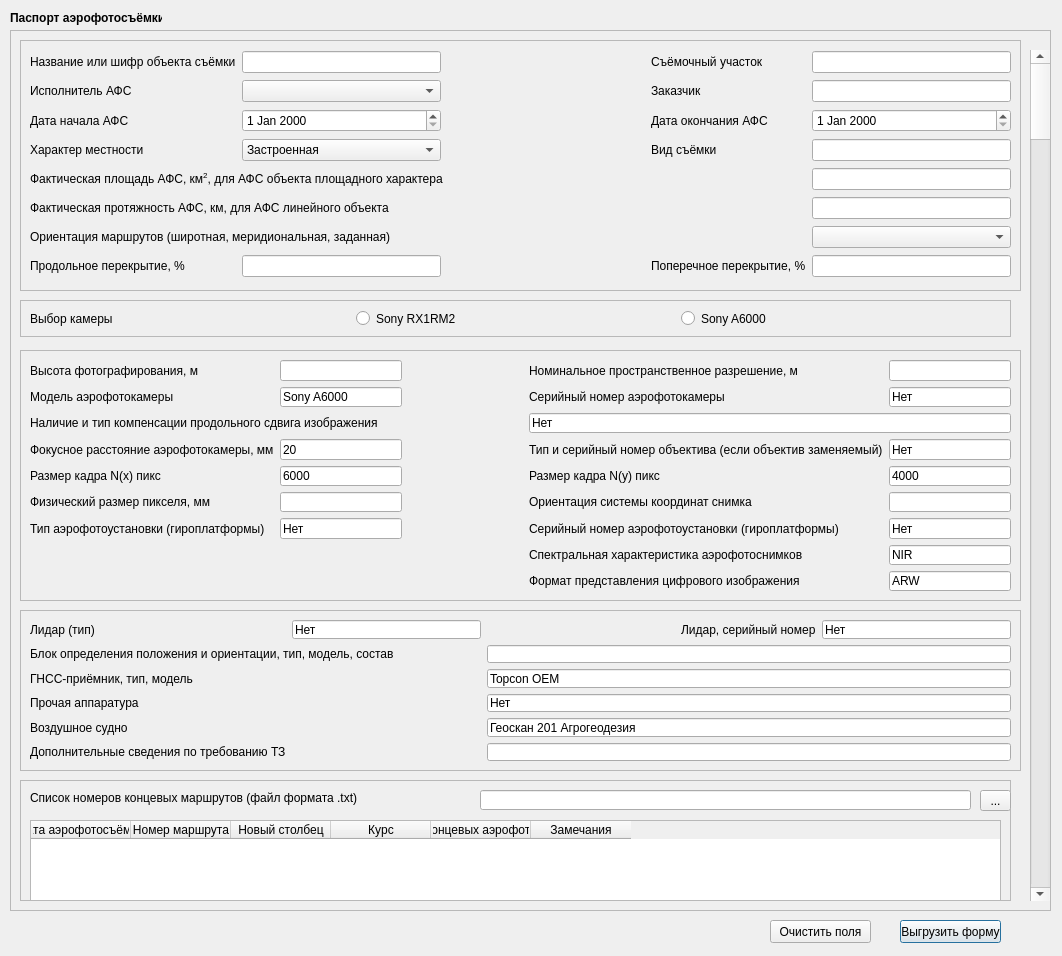
ji-tf/aerial_photography_gui, file Aerial_Photography_GUI_dialog_base.ui: the form before one commit.
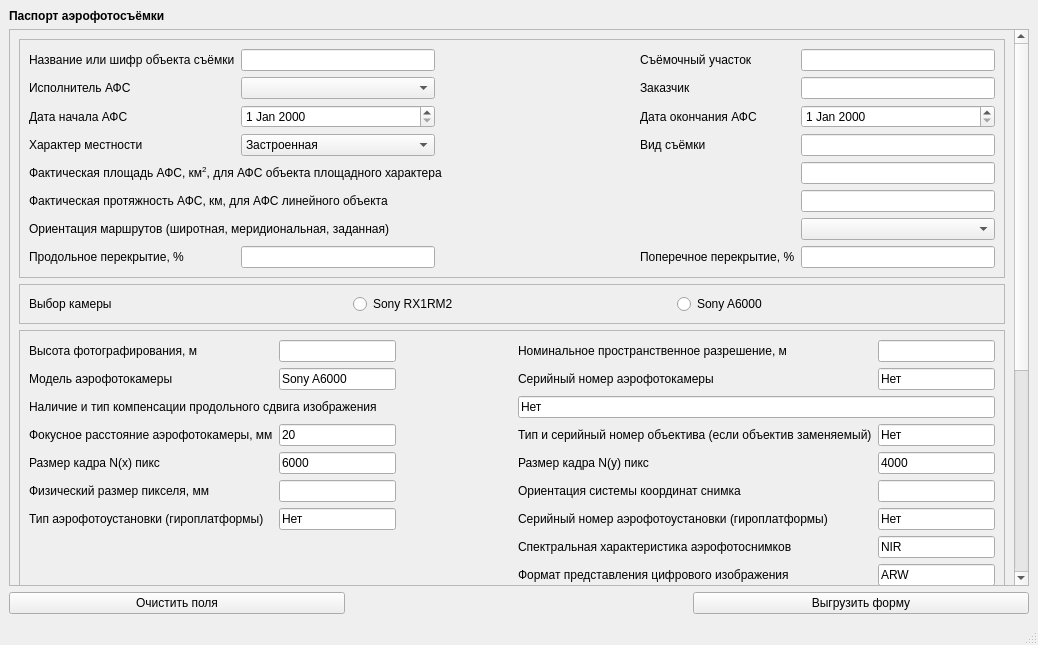
The form after the commit.

What changed in the file:
```diff
--- a/Aerial_Photography_GUI_dialog_base.ui
+++ b/Aerial_Photography_GUI_dialog_base.ui
@@ -1,120 +1,144 @@
 <?xml version="1.0" encoding="UTF-8"?>
 <ui version="4.0">
- <class>AerialPhotographyGUIDialogBase</class>
- <widget class="QDialog" name="AerialPhotographyGUIDialogBase">
+ <class>MainWindow</class>
+ <widget class="QMainWindow" name="MainWindow">
   <property name="geometry">
    <rect>
     <x>0</x>
     <y>0</y>
-    <width>1062</width>
-    <height>956</height>
+    <width>1038</width>
+    <height>645</height>
    </rect>
   </property>
-  <property name="minimumSize">
-   <size>
-    <width>1062</width>
-    <height>0</height>
-   </size>
-  </property>
   <property name="windowTitle">
    <string>Dialog</string>
   </property>
-  <widget class="QPushButton" name="save">
-   <property name="geometry">
-    <rect>
-     <x>900</x>
-     <y>920</y>
-     <width>101</width>
-     <height>23</height>
-    </rect>
-   </property>
-   <property name="text">
-    <string>Выгрузить форму</string>
-   </property>
-  </widget>
-  <widget class="QLabel" name="label_passport_afs">
-   <property name="geometry">
-    <rect>
-     <x>10</x>
-     <y>10</y>
-     <width>152</width>
-     <height>16</height>
-    </rect>
-   </property>
-   <property name="text">
-    <string>&lt;html&gt;&lt;head/&gt;&lt;body&gt;&lt;p&gt;&lt;span style=&quot; font-weight:600;&quot;&gt;Паспорт аэрофотосъёмки&lt;/span&gt;&lt;/p&gt;&lt;/body&gt;&lt;/html&gt;</string>
-   </property>
-  </widget>
+  <widget class="QWidget" name="centralwidget">
+   <layout class="QGridLayout" name="gridLayout_12">
+    <item row="2" column="0">
   <widget class="QPushButton" name="clear">
-   <property name="geometry">
-    <rect>
-     <x>770</x>
-     <y>920</y>
-     <width>101</width>
-     <height>23</height>
-    </rect>
-   </property>
    <property name="text">
     <string>Очистить поля</string>
    </property>
   </widget>
-  <widget class="QFrame" name="frame_3">
-   <property name="geometry">
-    <rect>
-     <x>10</x>
-     <y>30</y>
-     <width>1041</width>
-     <height>881</height>
-    </rect>
-   </property>
-   <property name="frameShape">
-    <enum>QFrame::StyledPanel</enum>
-   </property>
-   <property name="frameShadow">
-    <enum>QFrame::Raised</enum>
-   </property>
-   <widget class="QFrame" name="equipment">
+    </item>
+    <item row="1" column="0" colspan="3">
+     <widget class="QScrollArea" name="scrollArea">
+      <property name="minimumSize">
+       <size>
+        <width>1020</width>
+        <height>530</height>
+       </size>
+      </property>
+      <property name="widgetResizable">
+       <bool>true</bool>
+      </property>
+      <widget class="QWidget" name="scrollAreaWidgetContents">
     <property name="geometry">
      <rect>
-      <x>10</x>
-      <y>580</y>
+         <x>0</x>
+         <y>-3</y>
       <width>1001</width>
-      <height>161</height>
-     </rect>
-    </property>
+         <height>843</height>
+        </rect>
+       </property>
+       <layout class="QVBoxLayout" name="verticalLayout_2">
+        <item>
+         <widget class="QFrame" name="object">
     <property name="frameShape">
      <enum>QFrame::StyledPanel</enum>
     </property>
     <property name="frameShadow">
      <enum>QFrame::Raised</enum>
     </property>
-    <layout class="QGridLayout" name="gridLayout_3">
-     <item row="3" column="2" colspan="3">
-      <widget class="QLineEdit" name="other_equipment">
-       <property name="text">
-        <string>Нет</string>
-       </property>
-      </widget>
-     </item>
-     <item row="0" column="1">
-      <widget class="QLineEdit" name="lidar_type">
-       <property name="text">
-        <string>Нет</string>
+          <layout class="QGridLayout" name="gridLayout_9">
+           <item row="2" column="1">
+            <widget class="QDateEdit" name="date_start_4">
+             <property name="enabled">
+              <bool>true</bool>
        </property>
       </widget>
      </item>
      <item row="0" column="0">
-      <widget class="QLabel" name="label_lidar_type">
+            <widget class="QLabel" name="label_name_object_4">
        <property name="text">
-        <string>Лидар (тип)</string>
+              <string>Название или шифр объекта съёмки</string>
        </property>
       </widget>
      </item>
-     <item row="1" column="2" colspan="3">
-      <widget class="QLineEdit" name="definition_block"/>
+           <item row="0" column="1">
+            <widget class="QLineEdit" name="name_object_4">
+             <property name="text">
+              <string/>
+             </property>
+            </widget>
+           </item>
+           <item row="3" column="1">
+            <widget class="QComboBox" name="nature_area_4">
+             <item>
+              <property name="text">
+               <string>Застроенная</string>
+              </property>
+             </item>
+             <item>
+              <property name="text">
+               <string>Не застроенная</string>
+              </property>
+             </item>
+            </widget>
+           </item>
+           <item row="2" column="0">
+            <widget class="QLabel" name="label_date_start_4">
+             <property name="text">
+              <string>Дата начала АФС</string>
+             </property>
+            </widget>
+           </item>
+           <item row="6" column="0" colspan="4">
+            <widget class="QLabel" name="label_orientation_route_4">
+             <property name="text">
+              <string>Ориентация маршрутов (широтная, меридиональная, заданная)</string>
+             </property>
+            </widget>
+           </item>
+           <item row="0" column="3">
+            <widget class="QLabel" name="label_filming_location_4">
+             <property name="text">
+              <string>Съёмочный участок</string>
+             </property>
+            </widget>
+           </item>
+           <item row="7" column="3">
+            <widget class="QLabel" name="label_overlap_transverse_4">
+             <property name="text">
+              <string>Поперечное перекрытие, %</string>
+             </property>
+            </widget>
+           </item>
+           <item row="2" column="4">
+            <widget class="QDateEdit" name="date_end_4"/>
+           </item>
+           <item row="1" column="1">
+            <widget class="QComboBox" name="executor_4">
+             <item>
+              <property name="text">
+               <string/>
+              </property>
+             </item>
+             <item>
+              <property name="text">
+               <string>Котелевский К. А.</string>
+              </property>
+             </item>
+             <item>
+              <property name="text">
+               <string>Ли В. Ю.</string>
+              </property>
+             </item>
+            </widget>
      </item>
      <item row="0" column="2">
-      <spacer name="horizontalSpacer">
+            <spacer name="horizontalSpacer_8">
        <property name="orientation">
         <enum>Qt::Horizontal</enum>
        </property>
@@ -126,87 +150,153 @@
        </property>
       </spacer>
      </item>
+           <item row="7" column="1">
+            <widget class="QLineEdit" name="overlap_longitudinal_4"/>
+           </item>
+           <item row="6" column="4">
+            <widget class="QComboBox" name="orientation_route_4">
+             <item>
+              <property name="text">
+               <string/>
+              </property>
+             </item>
+             <item>
+              <property name="text">
+               <string>Широтная</string>
+              </property>
+             </item>
+             <item>
+              <property name="text">
+               <string>Меридиональная</string>
+              </property>
+             </item>
+             <item>
+              <property name="text">
+               <string>Заданная</string>
+              </property>
+             </item>
+            </widget>
+           </item>
+           <item row="1" column="3">
+            <widget class="QLabel" name="label_customer_4">
+             <property name="text">
+              <string>Заказчик</string>
+             </property>
+            </widget>
+           </item>
      <item row="0" column="4">
-      <widget class="QLineEdit" name="lidar_sn">
+            <widget class="QLineEdit" name="filming_location_4">
        <property name="text">
-        <string>Нет</string>
+              <string/>
        </property>
       </widget>
      </item>
-     <item row="3" column="0" colspan="2">
-      <widget class="QLabel" name="label_other_equipment">
+           <item row="4" column="0" colspan="4">
+            <widget class="QLabel" name="label_area_afs_4">
        <property name="text">
-        <string>Прочая аппаратура</string>
+              <string>&lt;html&gt;&lt;head/&gt;&lt;body&gt;&lt;p&gt;Фактическая площадь АФС, км&lt;span style=&quot; vertical-align:super;&quot;&gt;2&lt;/span&gt;, для АФС объекта площадного характера&lt;/p&gt;&lt;/body&gt;&lt;/html&gt;</string>
        </property>
       </widget>
      </item>
-     <item row="1" column="0" colspan="2">
-      <widget class="QLabel" name="label_definition_block">
+           <item row="3" column="4">
+            <widget class="QLineEdit" name="type_shoot_4"/>
+           </item>
+           <item row="2" column="3">
+            <widget class="QLabel" name="label_date_end_4">
        <property name="text">
-        <string>Блок определения положения и ориентации, тип, модель, состав</string>
+              <string>Дата окончания АФС</string>
        </property>
       </widget>
      </item>
-     <item row="2" column="0" colspan="2">
-      <widget class="QLabel" name="label_receiver">
+           <item row="4" column="4">
+            <widget class="QLineEdit" name="area_afs_4"/>
+           </item>
+           <item row="7" column="0">
+            <widget class="QLabel" name="label_overlap_longitudinal_4">
        <property name="text">
-        <string>ГНСС-приёмник, тип, модель</string>
+              <string>Продольное перекрытие, %</string>
        </property>
       </widget>
      </item>
-     <item row="2" column="2" colspan="3">
-      <widget class="QLineEdit" name="receiver">
+           <item row="3" column="0">
+            <widget class="QLabel" name="label_nature_area_4">
        <property name="text">
-        <string>Topcon OEM</string>
+              <string>Характер местности</string>
        </property>
       </widget>
      </item>
-     <item row="0" column="3">
-      <widget class="QLabel" name="label_lidar_sn">
+           <item row="1" column="4">
+            <widget class="QLineEdit" name="customer_4">
        <property name="text">
-        <string>Лидар, серийный номер</string>
+              <string/>
        </property>
       </widget>
      </item>
-     <item row="4" column="0" colspan="2">
-      <widget class="QLabel" name="label_aircraft">
+           <item row="3" column="3">
+            <widget class="QLabel" name="label_type_shoot_4">
        <property name="text">
-        <string>Воздушное судно</string>
+              <string>Вид съёмки</string>
        </property>
       </widget>
      </item>
-     <item row="4" column="2" colspan="3">
-      <widget class="QLineEdit" name="aircraft">
+           <item row="5" column="0" colspan="4">
+            <widget class="QLabel" name="label_length_afs_4">
        <property name="text">
-        <string>Геоскан 201 Агрогеодезия</string>
+              <string>Фактическая протяжность АФС, км, для АФС линейного объекта</string>
        </property>
       </widget>
      </item>
-     <item row="5" column="0">
-      <widget class="QLabel" name="label_add_information_2">
+           <item row="5" column="4">
+            <widget class="QLineEdit" name="length_afs_4"/>
+           </item>
+           <item row="1" column="0">
+            <widget class="QLabel" name="label_executor_4">
        <property name="text">
-        <string>Дополнительные сведения по требованию ТЗ</string>
+              <string>Исполнитель АФС</string>
        </property>
       </widget>
      </item>
-     <item row="5" column="2" colspan="3">
-      <widget class="QLineEdit" name="aircraft_2">
+           <item row="7" column="4">
+            <widget class="QLineEdit" name="overlap_transverse_4"/>
+           </item>
+          </layout>
+         </widget>
+        </item>
+        <item>
+         <widget class="QFrame" name="frame_2">
+          <property name="frameShape">
+           <enum>QFrame::StyledPanel</enum>
+          </property>
+          <property name="frameShadow">
+           <enum>QFrame::Raised</enum>
+          </property>
+          <layout class="QHBoxLayout" name="horizontalLayout_3">
+           <item>
+            <widget class="QLabel" name="label_4">
        <property name="text">
-        <string/>
+              <string>Выбор камеры</string>
        </property>
       </widget>
      </item>
-    </layout>
-   </widget>
+           <item>
+            <widget class="QRadioButton" name="radioButton_5">
+             <property name="text">
+              <string>Sony RX1RM2</string>
+             </property>
+            </widget>
+           </item>
+           <item>
+            <widget class="QRadioButton" name="radioButton_6">
+             <property name="text">
+              <string>Sony A6000</string>
+             </property>
+            </widget>
+           </item>
+          </layout>
+         </widget>
+        </item>
+        <item>
    <widget class="QFrame" name="camera_3">
-    <property name="geometry">
-     <rect>
-      <x>10</x>
-      <y>320</y>
-      <width>1001</width>
-      <height>251</height>
-     </rect>
-    </property>
     <property name="frameShape">
      <enum>QFrame::StyledPanel</enum>
     </property>
@@ -423,133 +513,107 @@
      </item>
     </layout>
    </widget>
-   <widget class="QFrame" name="frame_2">
-    <property name="geometry">
-     <rect>
-      <x>10</x>
-      <y>270</y>
-      <width>991</width>
-      <height>37</height>
-     </rect>
-    </property>
-    <property name="frameShape">
-     <enum>QFrame::StyledPanel</enum>
-    </property>
-    <property name="frameShadow">
-     <enum>QFrame::Raised</enum>
-    </property>
-    <layout class="QHBoxLayout" name="horizontalLayout">
-     <item>
-      <widget class="QLabel" name="label">
-       <property name="text">
-        <string>Выбор камеры</string>
-       </property>
-      </widget>
      </item>
      <item>
-      <widget class="QRadioButton" name="radioButton">
-       <property name="text">
-        <string>Sony RX1RM2</string>
-       </property>
-      </widget>
-     </item>
-     <item>
-      <widget class="QRadioButton" name="radioButton_2">
-       <property name="text">
-        <string>Sony A6000</string>
-       </property>
-      </widget>
-     </item>
-    </layout>
-   </widget>
-   <widget class="QFrame" name="object">
-    <property name="geometry">
-     <rect>
-      <x>10</x>
-      <y>10</y>
-      <width>1001</width>
-      <height>251</height>
-     </rect>
-    </property>
+         <widget class="QFrame" name="equipment">
     <property name="frameShape">
      <enum>QFrame::StyledPanel</enum>
     </property>
     <property name="frameShadow">
      <enum>QFrame::Raised</enum>
     </property>
-    <layout class="QGridLayout" name="gridLayout">
-     <item row="0" column="0">
-      <widget class="QLabel" name="label_name_object">
+          <layout class="QGridLayout" name="gridLayout_11">
+           <item row="3" column="0" colspan="2">
+            <widget class="QLabel" name="label_other_equipment_3">
        <property name="text">
-        <string>Название или шифр объекта съёмки</string>
-       </property>
-      </widget>
-     </item>
-     <item row="3" column="4">
-      <widget class="QLineEdit" name="type_shoot"/>
-     </item>
-     <item row="7" column="0">
-      <widget class="QLabel" name="label_overlap_longitudinal">
-       <property name="text">
-        <string>Продольное перекрытие, %</string>
+              <string>Прочая аппаратура</string>
        </property>
       </widget>
      </item>
      <item row="0" column="1">
       <widget class="QLineEdit" name="name_object">
        <property name="text">
+              <string>Нет</string>
+             </property>
+            </widget>
+           </item>
+           <item row="0" column="3">
+            <widget class="QLabel" name="label_lidar_sn_3">
+             <property name="text">
+              <string>Лидар, серийный номер</string>
+             </property>
+            </widget>
+           </item>
+           <item row="5" column="2" colspan="3">
+            <widget class="QLineEdit" name="add_information">
+             <property name="text">
         <string/>
        </property>
       </widget>
      </item>
-     <item row="5" column="4">
-      <widget class="QLineEdit" name="length_afs"/>
-     </item>
-     <item row="7" column="3">
-      <widget class="QLabel" name="label_overlap_transverse">
+           <item row="1" column="0" colspan="2">
+            <widget class="QLabel" name="label_definition_block_3">
+             <property name="text">
+              <string>Блок определения положения и ориентации, тип, модель, состав</string>
+             </property>
+            </widget>
+           </item>
+           <item row="2" column="0" colspan="2">
+            <widget class="QLabel" name="label_receiver_3">
        <property name="text">
-        <string>Поперечное перекрытие, %</string>
+              <string>ГНСС-приёмник, тип, модель</string>
        </property>
       </widget>
      </item>
-     <item row="4" column="4">
-      <widget class="QLineEdit" name="area_afs"/>
-     </item>
-     <item row="3" column="0">
-      <widget class="QLabel" name="label_nature_area">
+           <item row="2" column="2" colspan="3">
+            <widget class="QLineEdit" name="receiver_3">
+             <property name="text">
+              <string>Topcon OEM</string>
+             </property>
+            </widget>
+           </item>
+           <item row="5" column="0">
+            <widget class="QLabel" name="label_add_information_4">
        <property name="text">
-        <string>Характер местности</string>
+              <string>Дополнительные сведения по требованию ТЗ</string>
        </property>
       </widget>
      </item>
-     <item row="5" column="0" colspan="4">
-      <widget class="QLabel" name="label_length_afs">
+           <item row="0" column="4">
+            <widget class="QLineEdit" name="lidar_sn_3">
        <property name="text">
-        <string>Фактическая протяжность АФС, км, для АФС линейного объекта</string>
+              <string>Нет</string>
        </property>
       </widget>
      </item>
-     <item row="1" column="3">
-      <widget class="QLabel" name="label_customer">
+           <item row="4" column="2" colspan="3">
+            <widget class="QLineEdit" name="aircraft_5">
        <property name="text">
-        <string>Заказчик</string>
+              <string>Геоскан 201 Агрогеодезия</string>
        </property>
       </widget>
      </item>
-     <item row="7" column="1">
-      <widget class="QLineEdit" name="overlap_longitudinal"/>
-     </item>
-     <item row="4" column="0" colspan="4">
-      <widget class="QLabel" name="label_area_afs">
+           <item row="0" column="0">
+            <widget class="QLabel" name="label_lidar_type_3">
+             <property name="text">
+              <string>Лидар (тип)</string>
+             </property>
+            </widget>
+           </item>
+           <item row="3" column="2" colspan="3">
+            <widget class="QLineEdit" name="other_equipment_3">
        <property name="text">
-        <string>&lt;html&gt;&lt;head/&gt;&lt;body&gt;&lt;p&gt;Фактическая площадь АФС, км&lt;span style=&quot; vertical-align:super;&quot;&gt;2&lt;/span&gt;, для АФС объекта площадного характера&lt;/p&gt;&lt;/body&gt;&lt;/html&gt;</string>
+              <string>Нет</string>
        </property>
       </widget>
      </item>
-     <item row="1" column="4">
-      <widget class="QLineEdit" name="customer">
+           <item row="1" column="2" colspan="3">
+            <widget class="QLineEdit" name="definition_block_3"/>
+           </item>
+           <item row="4" column="0" colspan="2">
+            <widget class="QLabel" name="label_aircraft_3">
        <property name="text">
-        <string/>
+              <string>Воздушное судно</string>
        </property>
       </widget>
      </item>
@@ -566,233 +630,132 @@
        </property>
       </spacer>
      </item>
-     <item row="2" column="1">
-      <widget class="QDateEdit" name="date_start">
-       <property name="enabled">
-        <bool>true</bool>
-       </property>
-      </widget>
-     </item>
-     <item row="0" column="3">
-      <widget class="QLabel" name="label_filming_location">
-       <property name="text">
-        <string>Съёмочный участок</string>
-       </property>
-      </widget>
-     </item>
-     <item row="7" column="4">
-      <widget class="QLineEdit" name="overlap_transverse"/>
-     </item>
-     <item row="3" column="1">
-      <widget class="QComboBox" name="nature_area">
-       <item>
-        <property name="text">
-         <string>Застроенная</string>
-        </property>
-       </item>
-       <item>
-        <property name="text">
-         <string>Не застроенная</string>
-        </property>
-       </item>
-      </widget>
-     </item>
-     <item row="0" column="4">
-      <widget class="QLineEdit" name="filming_location">
-       <property name="text">
-        <string/>
-       </property>
-      </widget>
-     </item>
-     <item row="6" column="0" colspan="4">
-      <widget class="QLabel" name="label_orientation_route">
-       <property name="text">
-        <string>Ориентация маршрутов (широтная, меридиональная, заданная)</string>
-       </property>
-      </widget>
-     </item>
-     <item row="3" column="3">
-      <widget class="QLabel" name="label_type_shoot">
-       <property name="text">
-        <string>Вид съёмки</string>
-       </property>
-      </widget>
-     </item>
-     <item row="1" column="1">
-      <widget class="QComboBox" name="executor">
-       <item>
-        <property name="text">
-         <string/>
-        </property>
-       </item>
-       <item>
-        <property name="text">
-         <string>Котелевский К. А.</string>
-        </property>
-       </item>
-       <item>
-        <property name="text">
-         <string>Ли В. Ю.</string>
-        </property>
-       </item>
-      </widget>
-     </item>
-     <item row="2" column="0">
-      <widget class="QLabel" name="label_date_start">
-       <property name="text">
-        <string>Дата начала АФС</string>
-       </property>
-      </widget>
-     </item>
-     <item row="1" column="0">
-      <widget class="QLabel" name="label_executor">
-       <property name="text">
-        <string>Исполнитель АФС</string>
-       </property>
-      </widget>
-     </item>
-     <item row="2" column="3">
-      <widget class="QLabel" name="label_date_end">
-       <property name="text">
-        <string>Дата окончания АФС</string>
-       </property>
-      </widget>
-     </item>
-     <item row="2" column="4">
-      <widget class="QDateEdit" name="date_end"/>
-     </item>
-     <item row="6" column="4">
-      <widget class="QComboBox" name="orientation_route">
-       <item>
-        <property name="text">
-         <string/>
-        </property>
-       </item>
-       <item>
-        <property name="text">
-         <string>Широтная</string>
-        </property>
-       </item>
-       <item>
-        <property name="text">
-         <string>Меридиональная</string>
-        </property>
-       </item>
-       <item>
-        <property name="text">
-         <string>Заданная</string>
-        </property>
-       </item>
-      </widget>
-     </item>
-    </layout>
-   </widget>
-   <widget class="QScrollBar" name="verticalScrollBar">
-    <property name="geometry">
-     <rect>
-      <x>1020</x>
-      <y>20</y>
-      <width>20</width>
-      <height>851</height>
-     </rect>
-    </property>
-    <property name="orientation">
-     <enum>Qt::Vertical</enum>
-    </property>
-   </widget>
+          </layout>
+         </widget>
+        </item>
+        <item>
    <widget class="QFrame" name="frame">
-    <property name="geometry">
-     <rect>
-      <x>10</x>
-      <y>750</y>
-      <width>991</width>
-      <height>121</height>
-     </rect>
-    </property>
     <property name="frameShape">
      <enum>QFrame::StyledPanel</enum>
     </property>
     <property name="frameShadow">
      <enum>QFrame::Raised</enum>
     </property>
-    <widget class="QLabel" name="label_2">
-     <property name="geometry">
-      <rect>
-       <x>10</x>
-       <y>10</y>
-       <width>431</width>
-       <height>16</height>
-      </rect>
-     </property>
+          <layout class="QGridLayout" name="gridLayout_2">
+           <item row="2" column="0">
+            <widget class="QLabel" name="label_afs_txt">
+             <property name="text">
+              <string>Список номеров концевых списков маршрутов (файл формата .txt послеполётной обработки АФС)</string>
+             </property>
+            </widget>
+           </item>
+           <item row="9" column="1" colspan="2">
+            <widget class="QLineEdit" name="file_kml_txt"/>
+           </item>
+           <item row="9" column="3">
+            <widget class="QToolButton" name="button_choise_kml">
      <property name="text">
-      <string>Список номеров концевых маршрутов (файл формата .txt)</string>
-     </property>
-    </widget>
-    <widget class="QToolButton" name="toolButton">
+              <string>...</string>
+             </property>
+            </widget>
+           </item>
+           <item row="2" column="3">
+            <widget class="QToolButton" name="button_choise_txt">
+             <property name="text">
+              <string>...</string>
+             </property>
+            </widget>
+           </item>
+           <item row="2" column="1" colspan="2">
+            <widget class="QLineEdit" name="file_afs_txt"/>
+           </item>
+           <item row="9" column="0">
+            <widget class="QLabel" name="label_afs_kml">
+             <property name="text">
+              <string>Файл KML</string>
+             </property>
+            </widget>
+           </item>
+           <item row="3" column="1">
+            <spacer name="horizontalSpacer_11">
+             <property name="orientation">
+              <enum>Qt::Horizontal</enum>
+             </property>
+             <property name="sizeHint" stdset="0">
+              <size>
+               <width>40</width>
+               <height>20</height>
+              </size>
+             </property>
+            </spacer>
+           </item>
+           <item row="10" column="1">
+            <spacer name="horizontalSpacer_12">
+             <property name="orientation">
+              <enum>Qt::Horizontal</enum>
+             </property>
+             <property name="sizeHint" stdset="0">
+              <size>
+               <width>40</width>
+               <height>20</height>
+              </size>
+             </property>
+            </spacer>
+           </item>
+           <item row="10" column="2" colspan="2">
+            <widget class="QPushButton" name="button_analysis_kml">
+             <property name="text">
+              <string>Анализировать файл.kml</string>
+             </property>
+            </widget>
+           </item>
+           <item row="3" column="2" colspan="2">
+            <widget class="QPushButton" name="button_analysis_txt">
+             <property name="text">
+              <string>Анализировать файл.txt</string>
+             </property>
+            </widget>
+           </item>
+          </layout>
+         </widget>
+        </item>
+       </layout>
+      </widget>
+     </widget>
+    </item>
+    <item row="2" column="2">
+     <widget class="QPushButton" name="save">
+      <property name="sizePolicy">
+       <sizepolicy hsizetype="Minimum" vsizetype="Fixed">
+        <horstretch>0</horstretch>
+        <verstretch>0</verstretch>
+       </sizepolicy>
+      </property>
+      <property name="text">
+       <string>Выгрузить форму</string>
+      </property>
+     </widget>
+    </item>
+    <item row="0" column="0">
+     <widget class="QLabel" name="label_passport_afs">
+      <property name="text">
+       <string>&lt;html&gt;&lt;head/&gt;&lt;body&gt;&lt;p&gt;&lt;span style=&quot; font-weight:600;&quot;&gt;Паспорт аэрофотосъёмки&lt;/span&gt;&lt;/p&gt;&lt;/body&gt;&lt;/html&gt;</string>
+      </property>
+     </widget>
+    </item>
+   </layout>
+  </widget>
+  <widget class="QMenuBar" name="menubar">
      <property name="geometry">
       <rect>
-       <x>960</x>
-       <y>10</y>
-       <width>31</width>
+     <x>0</x>
+     <y>0</y>
+     <width>1038</width>
        <height>21</height>
       </rect>
      </property>
-     <property name="text">
-      <string>...</string>
-     </property>
-    </widget>
-    <widget class="QLineEdit" name="lineEdit">
-     <property name="geometry">
-      <rect>
-       <x>460</x>
-       <y>10</y>
-       <width>491</width>
-       <height>20</height>
-      </rect>
-     </property>
-    </widget>
-    <widget class="QTableWidget" name="tableWidget">
-     <property name="geometry">
-      <rect>
-       <x>10</x>
-       <y>40</y>
-       <width>971</width>
-       <height>81</height>
-      </rect>
-     </property>
-     <column>
-      <property name="text">
-       <string>Дата аэрофотосъёмки</string>
-      </property>
-     </column>
-     <column>
-      <property name="text">
-       <string>Номер маршрута</string>
-      </property>
-     </column>
-     <column>
-      <property name="text">
-       <string>Новый столбец</string>
-      </property>
-     </column>
-     <column>
-      <property name="text">
-       <string>Курс</string>
-      </property>
-     </column>
-     <column>
-      <property name="text">
-       <string>Номера концевых аэрофотоснимков</string>
-      </property>
-     </column>
-     <column>
-      <property name="text">
-       <string>Замечания</string>
-      </property>
-     </column>
-    </widget>
-   </widget>
-  </widget>
+  </widget>
+  <widget class="QStatusBar" name="statusbar"/>
  </widget>
  <resources/>
  <connections>
```
Left out of the diff: 618 changed lines with no effect on the pictures. Lines whose indentation alone changed are shown as unchanged.
